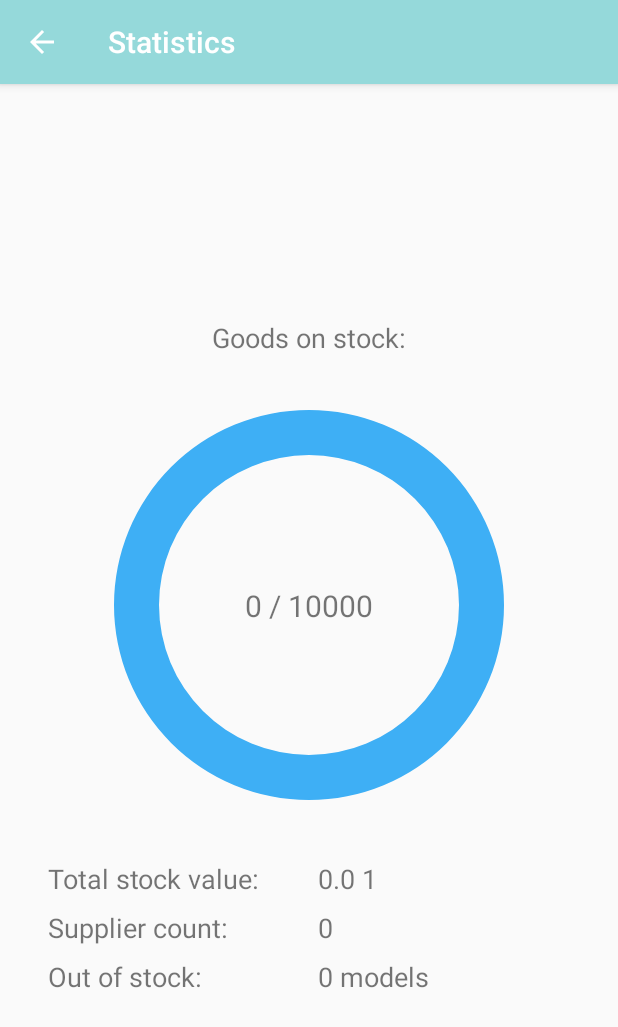
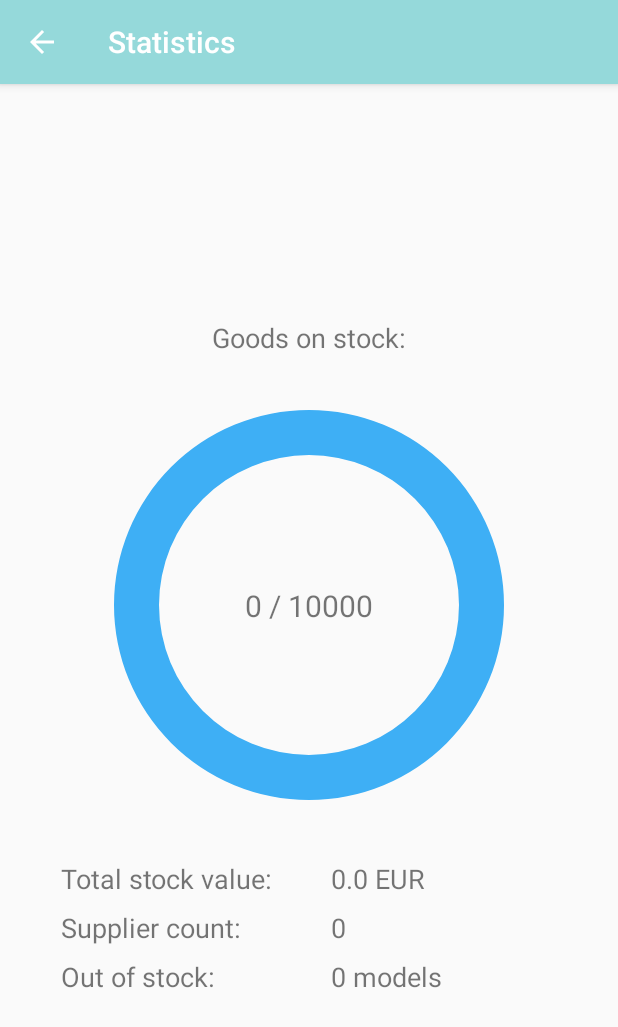
Before and after one commit to evanca/android-development_inventory, an Android app: the StatsActivity screen opened directly, with no data from a screen before it, on a phone screen of 412 x 824 dp. Shown: the top 1027 px of the screen. Run offline under Robolectric (Android 15) with nearby library versions, the phone set to English and light mode, and no system bars.

Commit message:
Improve support for a smaller screen sizes Fix currency preference default value in xml

```diff
--- a/app/src/main/res/values/styles.xml
+++ b/app/src/main/res/values/styles.xml
@@ -8,24 +8,24 @@
     </style>
 
     <style name="stats_text_linear">
-        <item name="android:layout_width">match_parent</item>
+        <item name="android:layout_width">wrap_content</item>
         <item name="android:layout_height">wrap_content</item>
-        <item name="android:layout_gravity">start</item>
+        <item name="android:layout_gravity">center_horizontal</item>
         <item name="android:orientation">horizontal</item>
         <item name="android:paddingTop">@dimen/small_grid_material_design_4dp</item>
         <item name="android:paddingBottom">@dimen/small_grid_material_design_4dp</item>
-        <item name="android:paddingLeft">@dimen/quadruple_grid_material_design_32dp</item>
-        <item name="android:paddingRight">@dimen/quadruple_grid_material_design_32dp</item>
     </style>
 
     <style name="stats_text_title">
+        <item name="android:layout_weight">3</item>
         <item name="android:layout_width">@dimen/stat_title_180dp</item>
         <item name="android:layout_height">wrap_content</item>
         <item name="android:textSize">@dimen/font_subtitle_18sp</item>
     </style>
 
     <style name="stats_text_numbers">
-        <item name="android:layout_width">150dp</item>
+        <item name="android:layout_weight">2</item>
+        <item name="android:layout_width">@dimen/stat_number_150dp</item>
         <item name="android:layout_height">wrap_content</item>
         <item name="android:textSize">@dimen/font_subtitle_18sp</item>
     </style>
--- a/app/src/main/res/xml/preferences.xml
+++ b/app/src/main/res/xml/preferences.xml
@@ -10,7 +10,7 @@
         android:title="@string/settings_max_quantity" />
 
     <ListPreference
-        android:defaultValue="1"
+        android:defaultValue="@string/settings_currency_EUR"
         android:entries="@array/entries"
         android:entryValues="@array/entry_values"
         android:key="@string/settings_currency_key"
```
